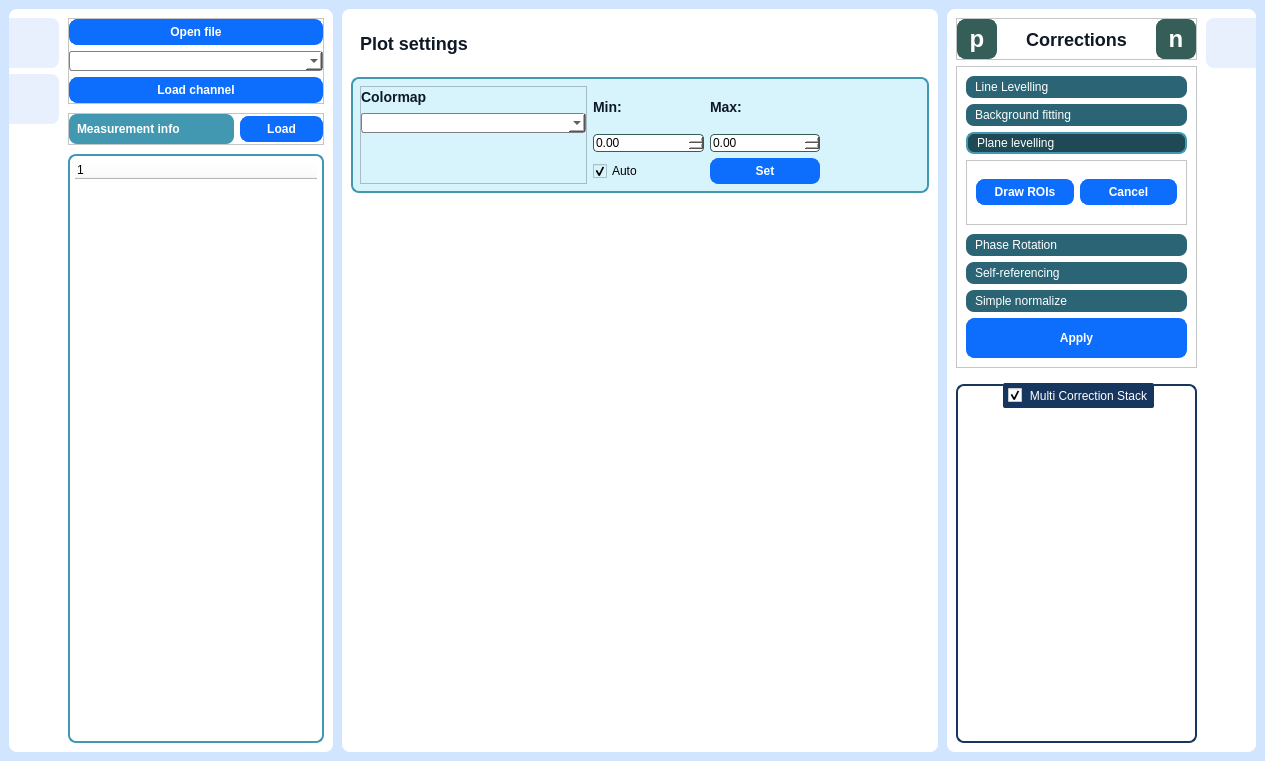
The window that App/HyperImager.ui (ngergihun/NeaReader) describes before a commit, drawn with Qt 5.
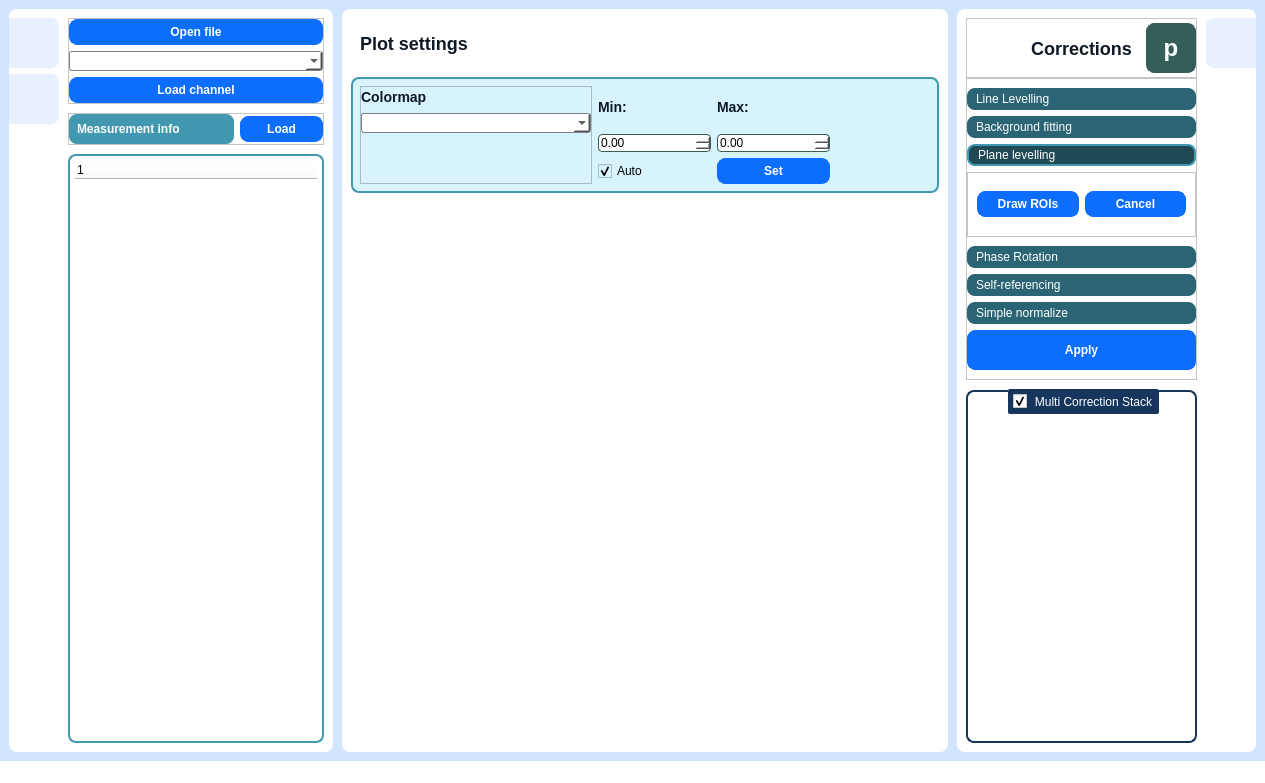
The same window after the commit. Icons and pictures are not drawn. Custom widgets are drawn as their Qt base class.

Diff of the .ui file:
```diff
--- a/App/HyperImager.ui
+++ b/App/HyperImager.ui
@@ -995,14 +995,14 @@
          </property>
          <property name="minimumSize">
           <size>
-           <width>250</width>
+           <width>240</width>
            <height>0</height>
           </size>
          </property>
          <widget class="QWidget" name="RightMenuStackPage1">
           <layout class="QVBoxLayout" name="verticalLayout_6">
            <property name="spacing">
-            <number>6</number>
+            <number>0</number>
            </property>
            <property name="leftMargin">
             <number>9</number>
@@ -1018,6 +1018,12 @@
            </property>
            <item>
             <widget class="QFrame" name="correctionsLabelFrame">
+             <property name="minimumSize">
+              <size>
+               <width>0</width>
+               <height>60</height>
+              </size>
+             </property>
              <property name="frameShape">
               <enum>QFrame::StyledPanel</enum>
              </property>
@@ -1025,6 +1031,9 @@
               <enum>QFrame::Raised</enum>
              </property>
              <layout class="QHBoxLayout" name="horizontalLayout_4">
+              <property name="spacing">
+               <number>0</number>
+              </property>
               <property name="leftMargin">
                <number>0</number>
               </property>
@@ -1038,42 +1047,27 @@
                <number>0</number>
               </property>
               <item>
-               <widget class="QPushButton" name="prevButton">
-                <property name="sizePolicy">
-                 <sizepolicy hsizetype="Fixed" vsizetype="Fixed">
-                  <horstretch>0</horstretch>
-                  <verstretch>0</verstretch>
-                 </sizepolicy>
+               <spacer name="horizontalSpacer_2">
+                <property name="orientation">
+                 <enum>Qt::Horizontal</enum>
                 </property>
-                <property name="minimumSize">
-                 <size>
-                  <width>30</width>
-                  <height>30</height>
-                 </size>
+                <property name="sizeType">
+                 <enum>QSizePolicy::Fixed</enum>
                 </property>
-                <property name="maximumSize">
+                <property name="sizeHint" stdset="0">
                  <size>
-                  <width>40</width>
-                  <height>40</height>
+                  <width>50</width>
+                  <height>50</height>
                  </size>
                 </property>
-                <property name="font">
-                 <font>
-                  <pointsize>18</pointsize>
-                  <fontweight>DemiBold</fontweight>
-                 </font>
-                </property>
-                <property name="text">
-                 <string>p</string>
-                </property>
-               </widget>
+               </spacer>
               </item>
               <item>
                <widget class="QLabel" name="correctionsLabel">
                 <property name="minimumSize">
                  <size>
                   <width>0</width>
-                  <height>40</height>
+                  <height>50</height>
                  </size>
                 </property>
                 <property name="text">
@@ -1085,34 +1079,33 @@
                </widget>
               </item>
               <item>
-               <widget class="QPushButton" name="nextButton">
+               <widget class="QPushButton" name="prevButton">
                 <property name="sizePolicy">
-                 <sizepolicy hsizetype="Fixed" vsizetype="Fixed">
+                 <sizepolicy hsizetype="Preferred" vsizetype="Preferred">
                   <horstretch>0</horstretch>
                   <verstretch>0</verstretch>
                  </sizepolicy>
                 </property>
                 <property name="minimumSize">
                  <size>
-                  <width>30</width>
-                  <height>30</height>
+                  <width>50</width>
+                  <height>50</height>
                  </size>
                 </property>
                 <property name="maximumSize">
                  <size>
-                  <width>40</width>
-                  <height>40</height>
+                  <width>50</width>
+                  <height>50</height>
                  </size>
                 </property>
                 <property name="font">
                  <font>
                   <pointsize>18</pointsize>
-                  <kerning>true</kerning>
                   <fontweight>DemiBold</fontweight>
                  </font>
                 </property>
                 <property name="text">
-                 <string>n</string>
+                 <string>p</string>
                 </property>
                </widget>
               </item>
@@ -1134,6 +1127,12 @@
               <enum>QFrame::Raised</enum>
              </property>
              <layout class="QVBoxLayout" name="verticalLayout_4">
+              <property name="leftMargin">
+               <number>0</number>
+              </property>
+              <property name="rightMargin">
+               <number>0</number>
+              </property>
               <item>
                <widget class="QToolBox" name="correctionsToolBox">
                 <property name="enabled">
@@ -1363,7 +1362,7 @@
                   <rect>
                    <x>0</x>
                    <y>0</y>
-                   <width>221</width>
+                   <width>229</width>
                    <height>69</height>
                   </rect>
                  </property>
```
Left out of the diff: 10 changed lines with no effect on the pictures.
